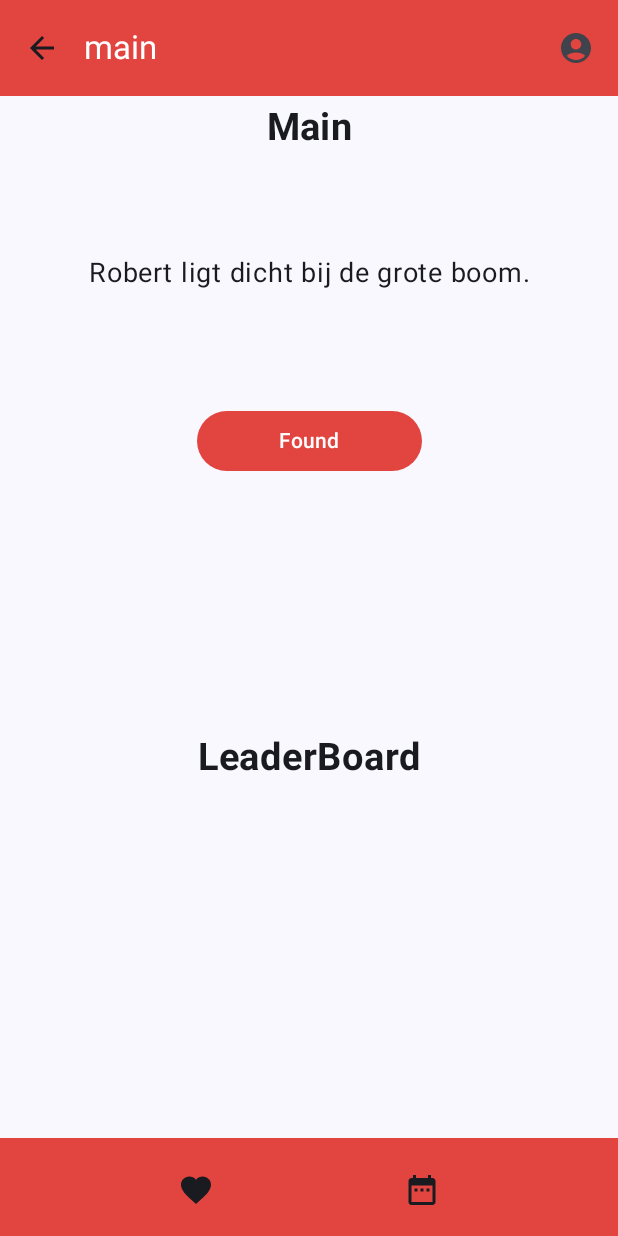
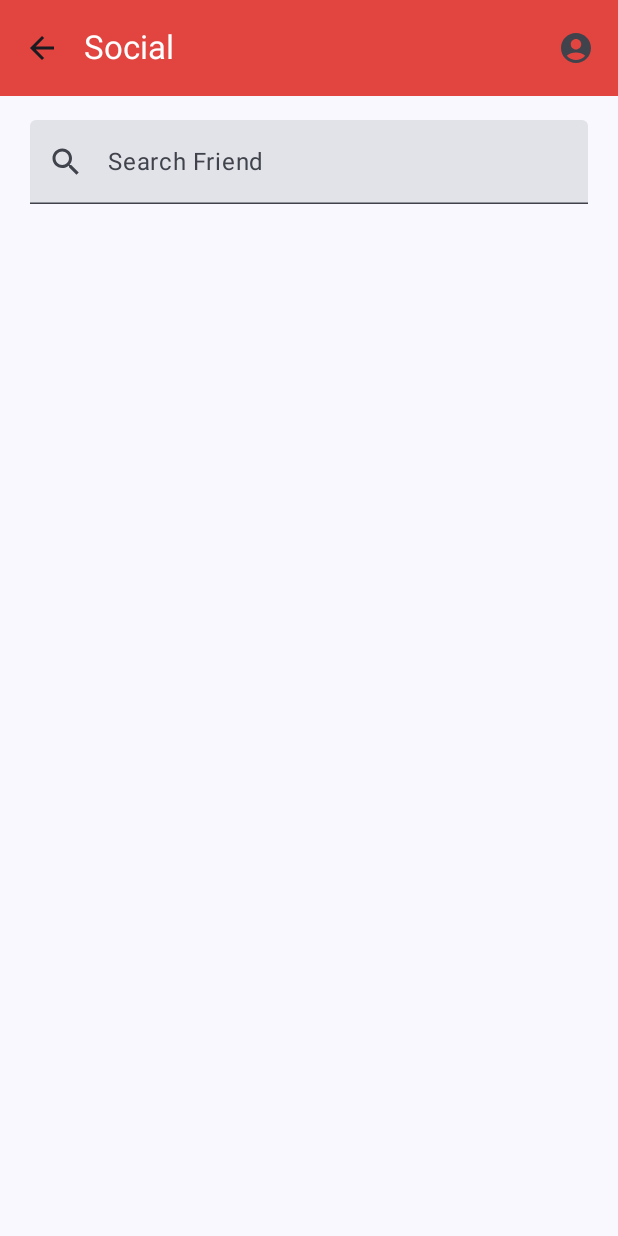
Before and after one commit to woutvandenberghe/FindRob, an Android app built with Jetpack Compose: the MainScreen screen opened through its navigation route, after a tap on "Friends icon button", on a phone screen of 412 x 824 dp. Run offline under Robolectric (Android 15) with nearby library versions, the phone set to English and light mode, and no system bars; libraries missing offline, so code that uses them is left out: com.journeyapps.barcodescanner.

Commit message:
Arne -> Social page

```diff
--- a/app/src/main/java/be/vives/findrobert/FindRobertApp.kt
+++ b/app/src/main/java/be/vives/findrobert/FindRobertApp.kt
@@ -39,13 +39,15 @@ import be.vives.findrobert.ui.loginscreen.LoginScreen
 import be.vives.findrobert.ui.mainScreen.MainScreen
 import be.vives.findrobert.ui.registerscreen.RegisterScreen
 import be.vives.findrobert.ui.scannerscreen.ScannerCompose
+import be.vives.findrobert.ui.socialscreen.SocialScreen
 
 enum class FindRobertScreens(@StringRes val title: Int) {
     Login(title = R.string.login),
     Register(title = R.string.registreer),
     Main(title = R.string.main),
     Scanner(title = R.string.scanner),
-    Admin(title = R.string.admin)
+    Admin(title = R.string.admin),
+    Social(title = R.string.social_screen_title)
 }
 
 @OptIn(ExperimentalMaterial3Api::class)
@@ -130,7 +132,7 @@ fun FindRobApp(navController: NavHostController = rememberNavController(), funct
             if (currentScreen == FindRobertScreens.Main) {
                 BottomAppBar(modifier = Modifier.height(65.dp), containerColor = Color(226,68,64,255)) {
                     Row (modifier = Modifier.fillMaxWidth().height(45.dp), horizontalArrangement = Arrangement.SpaceEvenly) {
-                        IconButton(onClick = { /*TODO*/ }, ) {
+                        IconButton(onClick = { navController.navigate(FindRobertScreens.Social.name) }, ) {
                             Icon(imageVector = Icons.Default.Favorite,
                                 contentDescription = stringResource(id = R.string.friends_button)
                             )
@@ -191,6 +193,9 @@ fun FindRobApp(navController: NavHostController = rememberNavController(), funct
                 showAdmin = false;
                 AdminScreen()
             }
+            composable(route = FindRobertScreens.Social.name){
+                SocialScreen()
+            }
         }
     }
 }
--- a/app/src/main/java/be/vives/findrobert/ui/mainScreen/MainScreen.kt
+++ b/app/src/main/java/be/vives/findrobert/ui/mainScreen/MainScreen.kt
@@ -42,26 +42,9 @@ fun MainScreen(modifier: Modifier, onFoundButtonClicked: () -> Unit) {
     )
     Column(
         modifier = Modifier
-            .padding(top = 70.dp, bottom = 80.dp),
+            .padding(top = 120.dp, bottom = 80.dp),
         verticalArrangement = Arrangement.Center
     ) {
-        Row(
-            modifier = Modifier
-                .fillMaxWidth()
-                .height(100.dp),
-            horizontalArrangement = Arrangement.Center,
-        )
-        {
-            Text(
-                text = "Main",
-                modifier = Modifier
-                    .fillMaxWidth(),
-                fontSize = 25.sp,
-                fontWeight = FontWeight.Bold,
-                textAlign = TextAlign.Center,
-            )
-
-        }
         Row(
             modifier = Modifier
                 .fillMaxWidth()
--- a/app/src/main/java/be/vives/findrobert/ui/socialscreen/SocialScreen.kt
+++ b/app/src/main/java/be/vives/findrobert/ui/socialscreen/SocialScreen.kt
@@ -1,13 +1,21 @@
 package be.vives.findrobert.ui.socialscreen
 
 import androidx.compose.foundation.layout.Column
+import androidx.compose.foundation.layout.fillMaxWidth
 import androidx.compose.foundation.layout.padding
 import androidx.compose.foundation.rememberScrollState
+import androidx.compose.foundation.text.KeyboardOptions
 import androidx.compose.foundation.verticalScroll
+import androidx.compose.material.icons.Icons
+import androidx.compose.material.icons.filled.Search
+import androidx.compose.material3.Icon
+import androidx.compose.material3.Text
+import androidx.compose.material3.TextField
 import androidx.compose.runtime.Composable
 import androidx.compose.runtime.rememberCoroutineScope
 import androidx.compose.ui.Modifier
 import androidx.compose.ui.res.stringResource
+import androidx.compose.ui.text.input.ImeAction
 import androidx.compose.ui.unit.dp
 import androidx.lifecycle.viewmodel.compose.viewModel
 import be.vives.findrobert.R
@@ -23,13 +31,20 @@ fun SocialScreen(modifier: Modifier = Modifier,
 
     Column(modifier = Modifier
         .verticalScroll(rememberScrollState())
-        .padding(20.dp)) {
-        MyTextField(
-            value = viewmodel.username,
+        .padding(20.dp, 80.dp, 20.dp, 20.dp)) {
+        TextField(value = viewmodel.username,
             onValueChange = { viewmodel.updateUsername(it) },
-            label = stringResource(id = R.string.username),
-            modifier = modifier,
-            isError = viewmodel.isError
+            label = { Text(stringResource(id = R.string.search_friends)) },
+            singleLine = true,
+            modifier = modifier
+                .fillMaxWidth()
+                .padding(0.dp, 0.dp, 0.dp, 5.dp),
+            keyboardOptions = KeyboardOptions.Default.copy(
+                imeAction = ImeAction.Done // Change this to your desired action
+            ),
+            leadingIcon = {
+                Icon(imageVector = Icons.Default.Search, contentDescription = stringResource(id = R.string.search_icon_description))
+            }
         )
     }
 }
--- a/app/src/main/res/values/strings.xml
+++ b/app/src/main/res/values/strings.xml
@@ -55,4 +55,7 @@
     <string name="lastFoundBy">Laatst gevonden door:</string>
     <string name="friends_button">Friends icon button</string>
     <string name="events_button">Events button icon</string>
+    <string name="social_screen_title">Social</string>
+    <string name="search_friends">Search Friend</string>
+    <string name="search_icon_description">Search icon description</string>
 </resources>
```
